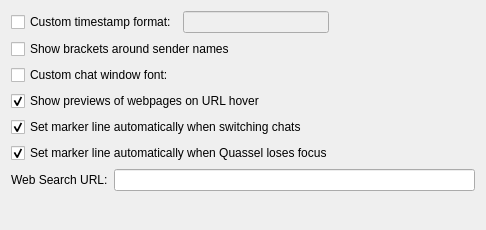
First picture: the form in src/qtui/settingspages/chatviewsettingspage.ui, repository quassel/quassel, before the edit.
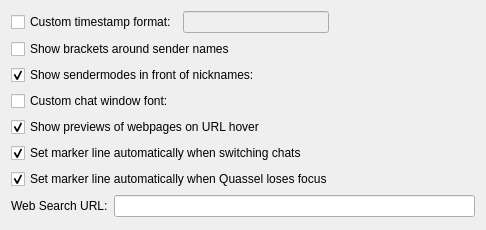
Second picture: the form after the edit. Custom widgets are drawn as their Qt base class.

Commit message: Implement UI and serialization logic for sender modes

Patch:
```diff
--- a/src/qtui/settingspages/chatviewsettingspage.ui
+++ b/src/qtui/settingspages/chatviewsettingspage.ui
@@ -92,6 +92,25 @@
      </property>
     </widget>
    </item>
+   <item>
+    <widget class="QCheckBox" name="showSenderPrefixes">
+     <property name="toolTip">
+      <string>Shows the modes of senders before their name (e.g. @, +)</string>
+     </property>
+     <property name="text">
+      <string>Show sendermodes in front of nicknames:</string>
+     </property>
+     <property name="checked">
+      <bool>true</bool>
+     </property>
+     <property name="defaultValue" stdset="0">
+      <bool>true</bool>
+     </property>
+     <property name="settingsKey" stdset="0">
+      <string notr="true">ShowSenderPrefixes</string>
+     </property>
+    </widget>
+   </item>
    <item>
     <layout class="QHBoxLayout" name="horizontalLayout_3">
      <item>
```
The commit also changes 17 other files.
